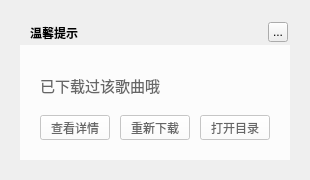
Before: the Qt Designer form TTKCore/musicUi/musicWidget/musicdownloadresetwidget.ui in Greedysky/TTKMusicPlayer, drawn with Qt 5.
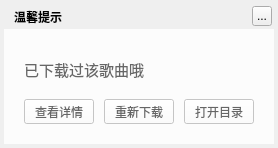
After: the same form once the commit is applied.

Diff of the .ui file:
```diff
--- a/TTKCore/musicUi/musicWidget/musicdownloadresetwidget.ui
+++ b/TTKCore/musicUi/musicWidget/musicdownloadresetwidget.ui
@@ -6,8 +6,8 @@
    <rect>
     <x>0</x>
     <y>0</y>
-    <width>310</width>
-    <height>180</height>
+    <width>278</width>
+    <height>148</height>
    </rect>
   </property>
   <property name="windowTitle">
@@ -19,8 +19,8 @@
   <widget class="QLabel" name="background">
    <property name="geometry">
     <rect>
-     <x>20</x>
-     <y>20</y>
+     <x>4</x>
+     <y>4</y>
      <width>270</width>
      <height>140</height>
     </rect>
@@ -35,8 +35,8 @@
   <widget class="QLabel" name="topTitleName">
    <property name="geometry">
     <rect>
-     <x>30</x>
-     <y>20</y>
+     <x>14</x>
+     <y>4</y>
      <width>221</width>
      <height>25</height>
     </rect>
@@ -51,8 +51,8 @@
   <widget class="QToolButton" name="topTitleCloseButton">
    <property name="geometry">
     <rect>
-     <x>268</x>
-     <y>22</y>
+     <x>252</x>
+     <y>6</y>
      <width>20</width>
      <height>20</height>
     </rect>
@@ -64,8 +64,8 @@
   <widget class="QWidget" name="backgroundMask" native="true">
    <property name="geometry">
     <rect>
-     <x>20</x>
-     <y>45</y>
+     <x>4</x>
+     <y>29</y>
      <width>270</width>
      <height>115</height>
     </rect>
```
